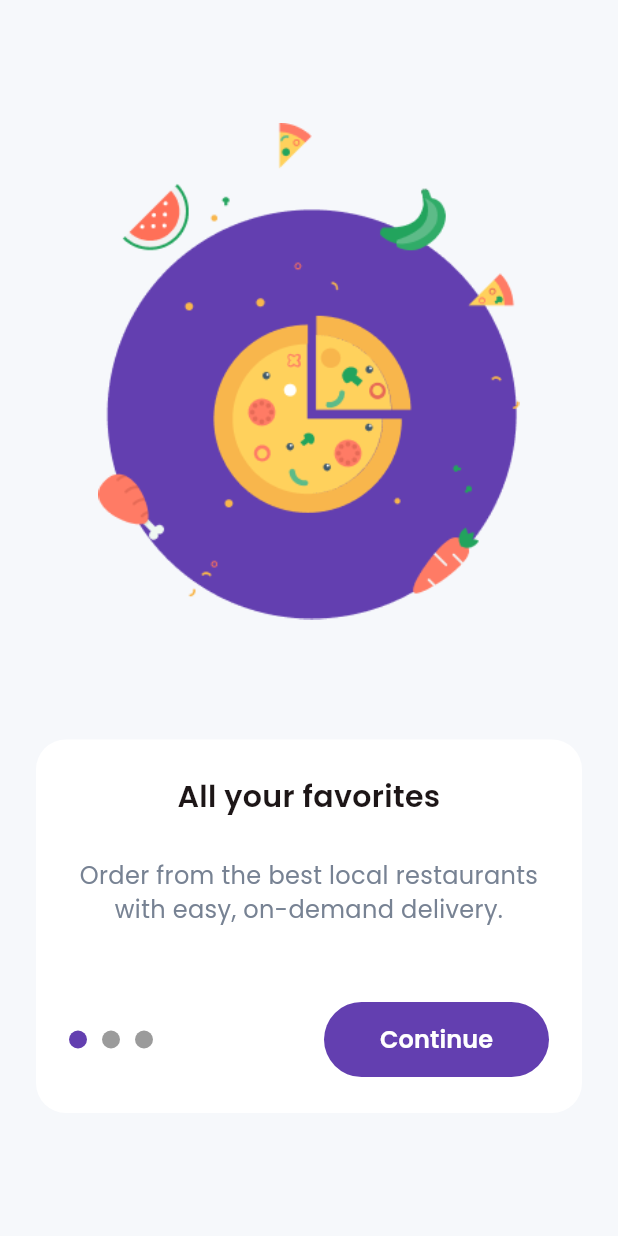
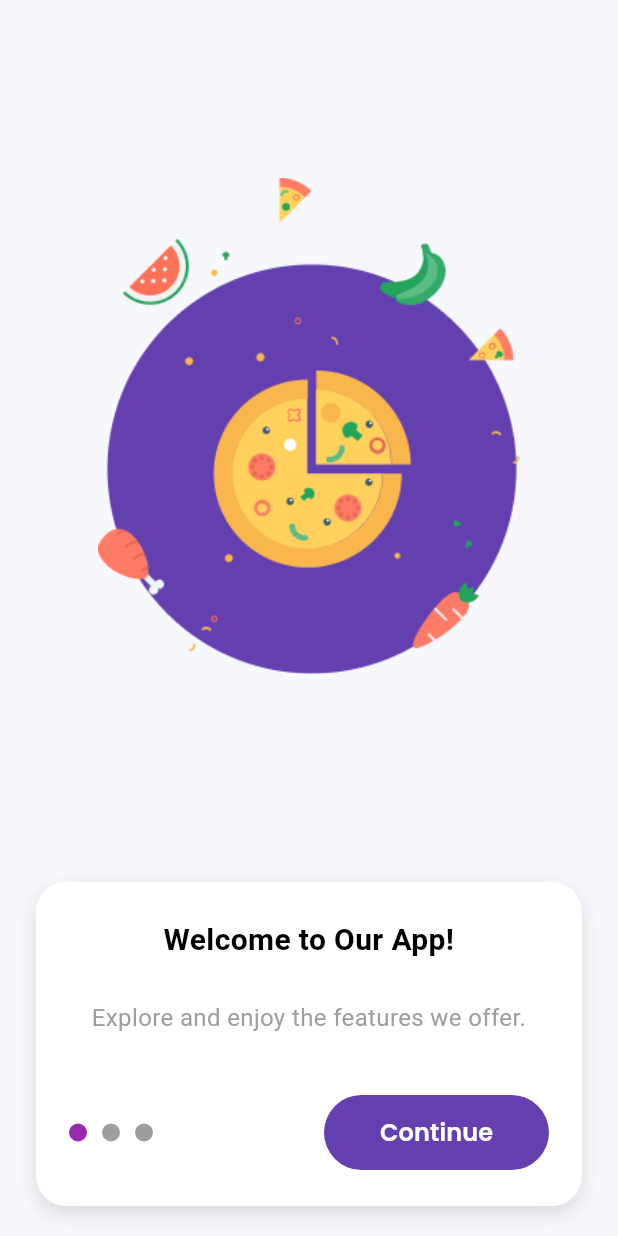
Before and after one commit to nikenlis/YumYum_Amicta, a Flutter app: the screen it shows after launch, on a phone screen of 412 x 824 dp. Run offline on Flutter 3.47's test engine with Material 3 defaults, Android fonts, the light colour scheme and no system bars; drawn by our look-alikes of carousel_slider; our stand-ins replace another_flushbar, get, google_fonts.

Commit message:
added State management using Getx

```diff
--- a/lib/app.dart
+++ b/lib/app.dart
@@ -5,13 +5,14 @@ import 'package:amicta/ui/pages/customer/onboarding_page.dart';
 import 'package:amicta/ui/pages/customer/sign_in_page.dart';
 import 'package:amicta/ui/pages/splash_page.dart';
 import 'package:flutter/material.dart';
+import 'package:get/get.dart';
 
 class App extends StatelessWidget {
   const App({super.key});
 
   @override
   Widget build(BuildContext context) {
-    return MaterialApp(
+    return GetMaterialApp(
       debugShowCheckedModeBanner: false,
       theme: ThemeData(
         scaffoldBackgroundColor: lightBackgroundColor,
@@ -28,13 +29,14 @@ class App extends StatelessWidget {
           ),
         ),
       ),
-      routes: {
-        '/': (context) => const SplashPage(),
-        '/onboarding': (context) => const OnboardingPage(),
-        '/customer-sign-in': (context) => SignInPage(),
-        '/customer-bottom-navbar': (context) => BottomNavBar(),
-        '/customer-home': (context) => const CustomerHomePage()
-      },
+      initialRoute: '/',
+      getPages: [
+        GetPage(name: '/', page: () => const SplashPage()),
+        GetPage(name: '/onboarding', page: () => OnboardingPage()),
+        GetPage(name: '/customer-sign-in', page: () => SignInPage()),
+        GetPage(name: '/customer-bottom-navbar', page: () => BottomNavBar()),
+        GetPage(name: '/customer-home', page: () => const CustomerHomePage()),
+      ],
     );
   }
 }
--- a/lib/ui/pages/customer/onboarding_page.dart
+++ b/lib/ui/pages/customer/onboarding_page.dart
@@ -1,178 +1,168 @@
-import 'package:amicta/shared/theme.dart';
 import 'package:amicta/ui/widgets/bottons.dart';
-import 'package:carousel_slider/carousel_controller.dart';
 import 'package:carousel_slider/carousel_slider.dart';
-import 'package:flutter/cupertino.dart';
 import 'package:flutter/material.dart';
+import 'package:get/get.dart';
 
+class OnboardingController extends GetxController {
+  var currentIndex = 0.obs;
 
-class OnboardingPage extends StatefulWidget {
-  const OnboardingPage({super.key});
-
-  @override
-  State<OnboardingPage> createState() => _OnboardingPageState();
+  void updateIndex(int index) {
+    currentIndex.value = index;
   }
 
-class _OnboardingPageState extends State<OnboardingPage> {
-  int currentIndex = 0;
-  CarouselController controller = CarouselController();
+  void nextPage() {
+    if (currentIndex.value < 2) {
+      currentIndex.value++;
+    }
+  }
+}
 
-  List<String> titles = [
-    'All your favorites',
-    'Free delivery offers',
-    'Choose your food',
+class OnboardingPage extends StatelessWidget {
+  final OnboardingController controller = Get.put(OnboardingController());
+
+  final List<String> titles = [
+    'Welcome to Our App!',
+    'Discover New Features',
+    'Start Your Journey'
   ];
 
-  List<String> subtitles = [
-    'Order from the best local restaurants with easy, on-demand delivery.',
-    'Free delivery for new customers\nvia Apple Pay and others payment methods.',
-    'Easily find your type of food craving and you’ll get delivery in wide range.',
+  final List<String> subtitles = [
+    'Explore and enjoy the features we offer.',
+    'Get to know the latest updates and tools.',
+    'Join us now and start using our services.'
   ];
+
+  OnboardingPage({super.key});
 
   @override
   Widget build(BuildContext context) {
     return Scaffold(
-      body: Center(
-        child: Column(
+      body: Column(
         mainAxisAlignment: MainAxisAlignment.center,
         children: [
-            CarouselSlider(
+          Expanded(
+            child: CarouselSlider(
               items: [
                 Image.asset(
                   'assets/img_onboarding1.png',
                   height: 331,
+                  fit: BoxFit.cover,
                 ),
                 Image.asset(
                   'assets/img_onboarding2.png',
                   height: 331,
+                  fit: BoxFit.cover,
                 ),
                 Image.asset(
                   'assets/img_onboarding3.png',
                   height: 331,
+                  fit: BoxFit.cover,
                 ),
               ],
               options: CarouselOptions(
                 height: 331,
-                viewportFraction: 1, //biar satu gambar satu page
+                viewportFraction: 1.0,
                 enableInfiniteScroll: false,
                 onPageChanged: (index, reason) {
-                  setState(() {
-                    currentIndex = index;
-                  });
+                  controller.updateIndex(index);
                 },
               ),
-              carouselController: controller,
             ),
-            const SizedBox(
-              height: 80,
           ),
+          const SizedBox(height: 20),
           Container(
-              margin: const EdgeInsets.symmetric(
-                horizontal: 24,
+            margin: const EdgeInsets.symmetric(horizontal: 24),
+            padding: const EdgeInsets.symmetric(horizontal: 22, vertical: 24),
+            decoration: BoxDecoration(
+              color: Colors.white,
+              borderRadius: BorderRadius.circular(20),
+              boxShadow: const [
+                BoxShadow(
+                  color: Colors.black12,
+                  blurRadius: 10,
+                  offset: Offset(0, 5),
                 ),
-              padding: const EdgeInsets.symmetric(
-                horizontal: 22,
-                vertical: 24,
-              ),
-              decoration: BoxDecoration(
-                color: whiteColor,
-                borderRadius: BorderRadius.circular(20),
+              ],
             ),
             child: Column(
               children: [
-                  Text(
-                    titles[currentIndex],
-                    style: blackTextStyle.copyWith(
+                Obx(() => Text(
+                      titles[controller.currentIndex.value],
+                      style: const TextStyle(
+                        color: Colors.black,
                         fontSize: 20,
-                      fontWeight: semiBold,
+                        fontWeight: FontWeight.w600,
                       ),
                       textAlign: TextAlign.center,
-                  ),
-                  const SizedBox(
-                    height: 26,
-                  ),
-                  Text(
-                    subtitles[currentIndex],
-                    style: greyTextStyle.copyWith(
+                    )),
+                const SizedBox(height: 26),
+                Obx(() => Text(
+                      subtitles[controller.currentIndex.value],
+                      style: const TextStyle(
+                        color: Colors.grey,
                         fontSize: 16,
                       ),
                       textAlign: TextAlign.center,
-                  ),
-                  SizedBox(
-                    height: currentIndex == 2 ? 38 : 50,
-                  ),
-                  currentIndex == 2
-                      ? Column(
+                    )),
+                const SizedBox(height: 40),
+                Obx(() {
+                  if (controller.currentIndex.value == 2) {
+                    return Column(
                       children: [
                         CustomFilledButton(
                           title: 'Sign-in',
                           onPressed: () {
-                                Navigator.pushNamedAndRemoveUntil(
-                                    context, '/customer-sign-in', (route) => false);
+                            Get.offNamed('/customer-sign-in');
                           },
                         ),
-                            const SizedBox(
-                              height: 20,
+                        const SizedBox(height: 20),
+                      ],
+                    );
+                  } else {
+                    return Row(
+                      mainAxisAlignment: MainAxisAlignment.spaceBetween,
+                      children: [
+                        Row(
+                          children: List.generate(3, (index) {
+                            return IndicatorDot(
+                              isActive: controller.currentIndex.value == index,
+                            );
+                          }),
                         ),
-                          ],
-                        )
-                      : Row(
-                          children: [
-                            Container(
-                              width: 12,
-                              height: 12,
-                              margin: const EdgeInsets.only(
-                                right: 10,
-                              ),
-                              decoration: BoxDecoration(
-                                shape: BoxShape.circle,
-                                color: currentIndex == 0
-                                    ? purpleColor
-                                    : greyColor,
-                              ),
-                            ),
-                            Container(
-                              width: 12,
-                              height: 12,
-                              margin: const EdgeInsets.only(
-                                right: 10,
-                              ),
-                              decoration: BoxDecoration(
-                                shape: BoxShape.circle,
-                                color: currentIndex == 1
-                                    ? purpleColor
-                                    : greyColor,
-                              ),
-                            ),
-                            Container(
-                              width: 12,
-                              height: 12,
-                              margin: const EdgeInsets.only(
-                                right: 10,
-                              ),
-                              decoration: BoxDecoration(
-                                shape: BoxShape.circle,
-                                color: currentIndex == 2
-                                    ? purpleColor
-                                    : greyColor,
-                              ),
-                            ),
-                            const Spacer(),
                         CustomFilledButton(
                           title: 'Continue',
                           width: 150,
-                              onPressed: () {
-                                controller.nextPage();
-                              },
+                          onPressed: controller.nextPage,
                         ),
                       ],
-                        ),
+                    );
+                  }
+                }),
               ],
             ),
           ),
+          const SizedBox(height: 20),
         ],
-        ),
       ),
     );
   }
 }
+
+class IndicatorDot extends StatelessWidget {
+  final bool isActive;
+
+  const IndicatorDot({super.key, required this.isActive});
+
+  @override
+  Widget build(BuildContext context) {
+    return Container(
+      width: 12,
+      height: 12,
+      margin: const EdgeInsets.only(right: 10),
+      decoration: BoxDecoration(
+        shape: BoxShape.circle,
+        color: isActive ? Colors.purple : Colors.grey,
+      ),
+    );
+  }
+}
--- a/lib/ui/pages/customer/sign_in_page.dart
+++ b/lib/ui/pages/customer/sign_in_page.dart
@@ -11,8 +11,7 @@ class SignInPage extends StatelessWidget {
   final passwordController = TextEditingController(text: '');
 
   bool validate() {
-    if (emailController.text.isEmpty ||
-        passwordController.text.isEmpty) {
+    if (emailController.text.isEmpty || passwordController.text.isEmpty) {
       return false;
     }
     return true;
@@ -28,8 +27,8 @@ class SignInPage extends StatelessWidget {
         children: [
           Row(
             mainAxisAlignment: MainAxisAlignment.center,
-                children: [
-                  Container(
+            children: [
+              Container(
                 width: 60,
                 height: 50,
                 margin: const EdgeInsets.only(
@@ -44,7 +43,9 @@ class SignInPage extends StatelessWidget {
                   ),
                 ),
               ),
-              const SizedBox(width: 5,),
+              const SizedBox(
+                width: 5,
+              ),
               Container(
                 width: 155,
                 height: 50,
@@ -60,8 +61,8 @@ class SignInPage extends StatelessWidget {
                   ),
                 ),
               ),
-                ],
-              ),
+            ],
+          ),
           Text(
             'Sign In to Your\nAccount',
             style: blackTextStyle.copyWith(
@@ -81,7 +82,6 @@ class SignInPage extends StatelessWidget {
             child: Column(
               crossAxisAlignment: CrossAxisAlignment.start,
               children: [
-
                 // NOTE: EMAIL INPUT
                 CustomFormField(
                   title: 'Email Address',
@@ -93,9 +93,9 @@ class SignInPage extends StatelessWidget {
                 // NOTE: PASSWORD INPUT
                 CustomFormField(
                   title: 'Password',
-                  obsecureText: true,
+                  controller: passwordController,
                   iconVisibility: true,
-                  controller: passwordController,
+                  isShowTitle: true,
                 ),
                 const SizedBox(
                   height: 8,
@@ -108,11 +108,10 @@ class SignInPage extends StatelessWidget {
                   onPressed: () {
                     if (validate()) {
                       Navigator.pushNamedAndRemoveUntil(
-                        context, '/customer-bottom-navbar', (route) => false);
+                          context, '/customer-bottom-navbar', (route) => false);
                     } else {
                       showCustomSnackbar(context, 'Semua Field Harus diIsi');
                     }
-
                   },
                 ),
               ],
--- a/lib/ui/widgets/form.dart
+++ b/lib/ui/widgets/form.dart
@@ -1,6 +1,6 @@
-import 'package:amicta/shared/theme.dart';
 import 'package:flutter/material.dart';
 import 'package:get/get.dart';
+import 'package:amicta/shared/theme.dart';
 
 class CustomFormFieldController extends GetxController {
   var isObscure = true.obs;
@@ -17,22 +17,25 @@ class CustomFormField extends StatelessWidget {
   final bool isShowTitle;
   final bool iconVisibility;
   final Function(String)? onFieldSubmitted;
+  final bool isEmailField;
 
   CustomFormField({
-    super.key,
+    Key? key,
     required this.title,
     this.obsecureText = false,
     this.controller,
     this.isShowTitle = true,
     this.iconVisibility = false,
     this.onFieldSubmitted,
-  });
+    this.isEmailField = false,
+  }) : super(key: key);
 
   final CustomFormFieldController _controller =
       Get.put(CustomFormFieldController());
 
   @override
   Widget build(BuildContext context) {
+    // Set the initial obscure value
     _controller.isObscure.value = obsecureText;
 
     return Column(
@@ -61,9 +64,7 @@ class CustomFormField extends StatelessWidget {
               contentPadding: const EdgeInsets.all(12),
               suffixIcon: iconVisibility
                   ? IconButton(
-                      onPressed: () {
-                        _controller.toggleVisibility();
-                      },
+                      onPressed: _controller.toggleVisibility,
                       icon: Icon(
                         _controller.isObscure.value
                             ? Icons.visibility_off
@@ -73,6 +74,19 @@ class CustomFormField extends StatelessWidget {
                     )
                   : null,
             ),
+            validator: isEmailField
+                ? (value) {
+                    if (value == null || value.isEmpty) {
+                      return 'Please enter your email';
+                    }
+                    final emailRegex =
+                        RegExp(r'^[\w-\.]+@([\w-]+\.)+[\w-]{2,4}$');
+                    if (!emailRegex.hasMatch(value)) {
+                      return 'Please enter a valid email address';
+                    }
+                    return null;
+                  }
+                : null,
             onFieldSubmitted: onFieldSubmitted,
           ),
         ),
```
Lines whose indentation alone changed are shown as unchanged.
